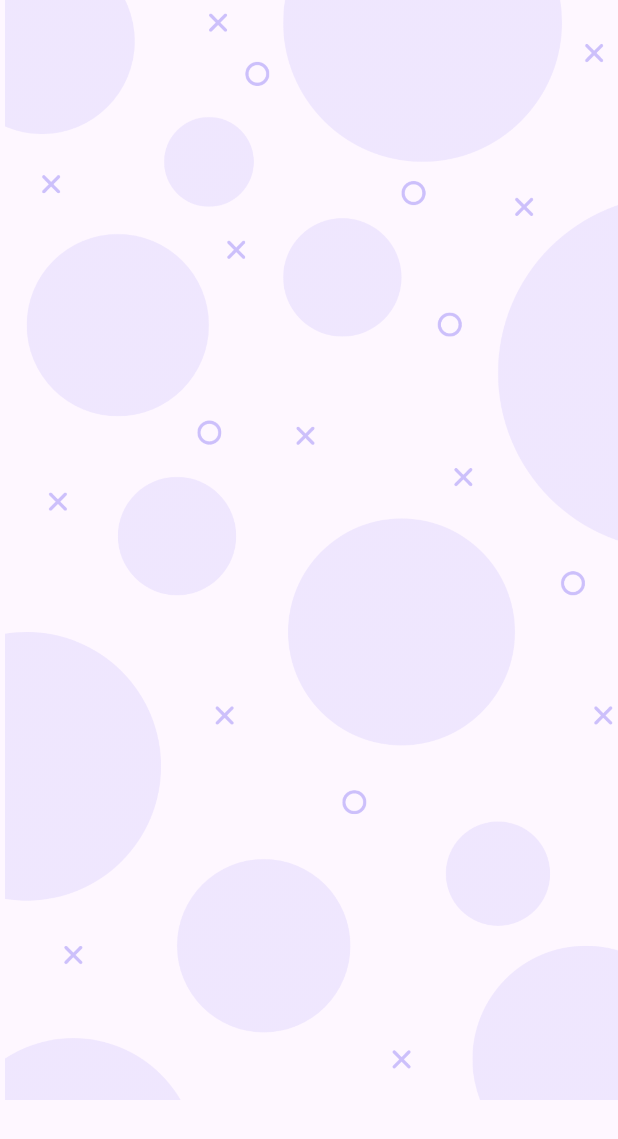
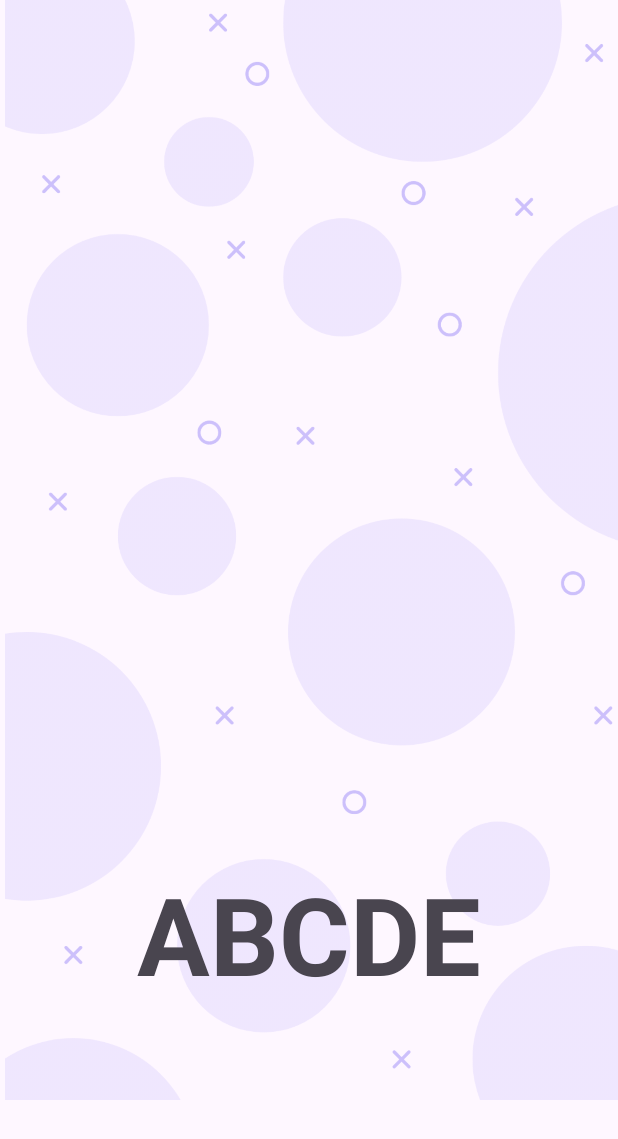
Before and after one commit to raziqaizza/Sibarat, an Android app: the DetailDictionaryActivity screen opened directly, with no data from a screen before it, on a phone screen of 412 x 824 dp. Shown: the top 1139 px of the screen. Run offline under Robolectric (Android 15) with nearby library versions, the phone set to English and light mode, and no system bars.

Commit message:
Update Design on 28 Mei 2024 10:34AM (Update design On activity_dictionary.xml and activity_detail_dictionary.xml)

```diff
--- a/app/src/main/res/layout/activity_detail_dictionary.xml
+++ b/app/src/main/res/layout/activity_detail_dictionary.xml
@@ -36,4 +36,33 @@
         </LinearLayout>
     </ScrollView>
 
+    <ImageView
+        android:id="@+id/result_photo"
+        android:layout_width="350dp"
+        android:layout_height="450dp"
+        android:layout_marginBottom="220dp"
+        android:layout_alignParentTop="true"
+        android:layout_centerHorizontal="true"
+        app:layout_constraintBottom_toBottomOf="parent"
+        app:layout_constraintEnd_toEndOf="parent"
+        app:layout_constraintStart_toStartOf="parent"
+        app:layout_constraintTop_toTopOf="parent"
+        android:scaleType="centerCrop"
+        tools:src="@tools:sample/avatars"
+        android:contentDescription="@string/foto_detail"/>
+
+    <TextView
+        android:id="@+id/word_result"
+        android:layout_width="wrap_content"
+        android:layout_height="wrap_content"
+        android:text="@string/hasil_scan_string"
+        android:layout_marginTop="420dp"
+        android:textSize="72sp"
+        android:textFontWeight="700"
+        android:fontFamily="sans-serif"
+        app:layout_constraintBottom_toBottomOf="parent"
+        app:layout_constraintEnd_toEndOf="parent"
+        app:layout_constraintStart_toStartOf="parent"
+        app:layout_constraintTop_toTopOf="parent"/>
+
 </androidx.constraintlayout.widget.ConstraintLayout>
--- a/app/src/main/res/layout/activity_result.xml
+++ b/app/src/main/res/layout/activity_result.xml
@@ -54,7 +54,7 @@
         app:layout_constraintTop_toTopOf="parent"/>
 
     <TextView
-        android:id="@+id/textView4"
+        android:id="@+id/word_result"
         android:layout_width="wrap_content"
         android:layout_height="wrap_content"
         android:text="@string/hasil_scan_string"
--- a/app/src/main/res/values/strings.xml
+++ b/app/src/main/res/values/strings.xml
@@ -1,7 +1,7 @@
 <resources>
     <string name="app_name">Sibarat</string>
-    <string name="bg1">bg1</string>
-    <string name="bg2">bg2</string>
+    <string name="bg1">background 1</string>
+    <string name="bg2">background 2</string>
     <string name="name_app">SIBARAT</string>
     <string name="bg_app">Background App</string>
     <string name="subtitle_app">Deteksi Bahasa Isyarat</string>
@@ -15,4 +15,5 @@
     <string name="foto_hasil">Captured Photo</string>
     <string name="reset">Reset</string>
     <string name="hasil_scan_string">ABCDE</string>
+    <string name="foto_detail">Detail Foto Pustaka</string>
 </resources>
```
Also changed, not shown: app/src/main/res/layout/activity_dictionary.xml (+14 -3 lines), app/src/main/res/layout/activity_main.xml (+12 -0 lines).
